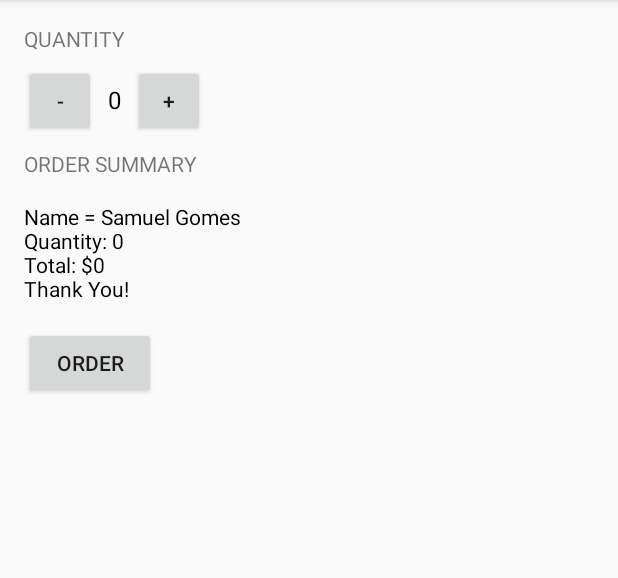
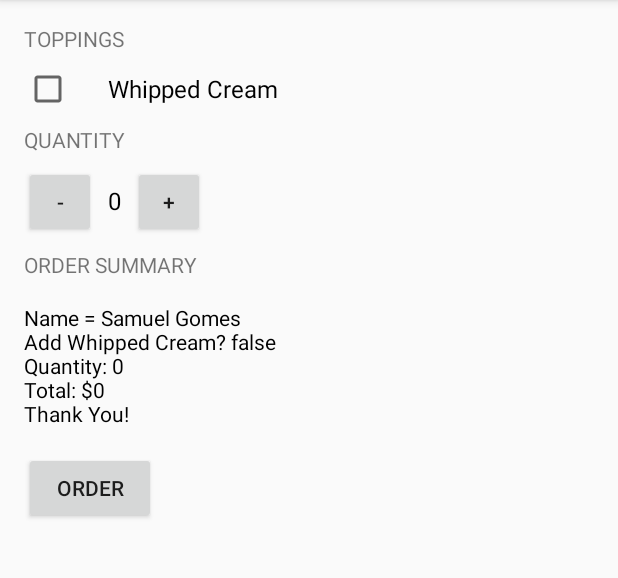
Before and after one commit to SamuelBFG/practice-android, an Android app: the screen it shows after launch (MainActivity), after a tap on "ORDER", on a phone screen of 412 x 824 dp, the part 84-662 px from its top. Run offline under Robolectric (Android 15) with nearby library versions, the phone set to English and light mode, and no system bars.

Commit message:
Add Toppings Checkbox

```diff
--- a/JustJava/app/src/main/java/com/example/android/justjava/MainActivity.java
+++ b/JustJava/app/src/main/java/com/example/android/justjava/MainActivity.java
@@ -12,6 +12,7 @@ package com.example.android.justjava;
 import android.os.Bundle;
 import android.support.v7.app.AppCompatActivity;
 import android.view.View;
+import android.widget.CheckBox;
 import android.widget.TextView;
 
 import org.w3c.dom.Text;
@@ -35,13 +36,20 @@ public class MainActivity extends AppCompatActivity {
      * This method is called when the order button is clicked.
      */
     public void submitOrder(View view) {
+        CheckBox checkboxCream = (CheckBox) findViewById(R.id.checkbox_whipped_cream);
+        boolean hasWhippedCream = checkboxCream.isChecked();
         int price = calculatePrice();
-        String priceMessage = createOrderSummary(price);
+
+        String priceMessage = createOrderSummary(price, hasWhippedCream);
         displayMessage(priceMessage);
     }
 
-    private String createOrderSummary(int price) {
-        String summary = "Name = Samuel Gomes" + "\nQuantity: " + quantity + "\nTotal: $" + price + "\nThank You!";
+    private String createOrderSummary(int price, boolean addWhippedCream) {
+        String summary = "Name = Samuel Gomes";
+        summary += "\nAdd Whipped Cream? " + addWhippedCream;
+        summary += "\nQuantity: " + quantity;
+        summary += "\nTotal: $" + price;
+        summary += "\nThank You!";
         return summary;
     }
 
@@ -74,4 +82,5 @@ public class MainActivity extends AppCompatActivity {
         int price = quantity * 5;
         return price;
     }
+
 }
--- a/JustJava/app/src/main/res/layout/activity_main.xml
+++ b/JustJava/app/src/main/res/layout/activity_main.xml
@@ -8,8 +8,33 @@
     android:paddingTop="16dp"
     android:paddingRight="16dp"
     android:paddingBottom="16dp"
-    tools:context=".MainActivity">
+    tools:context=".MainActivity"
+    android:orientation="vertical">
 
+    <!-- TOPPINGS -->
+    <LinearLayout
+        android:layout_width="match_parent"
+        android:layout_height="wrap_content"
+        android:orientation="vertical">
+
+        <TextView
+            android:layout_width="match_parent"
+            android:layout_height="wrap_content"
+            android:text="toppings"
+            android:textAllCaps="true"
+            android:layout_marginBottom="8dp"/>
+
+        <CheckBox
+            android:id="@+id/checkbox_whipped_cream"
+            android:layout_width="wrap_content"
+            android:layout_height="wrap_content"
+            android:paddingLeft="24dp"
+            android:text="Whipped Cream"
+            android:textSize="16sp"
+            android:layout_marginBottom="8dp"/>
+    </LinearLayout>
+
+    <!-- QUANTITY -->
     <LinearLayout
         android:layout_width="match_parent"
         android:layout_height="wrap_content"
```
